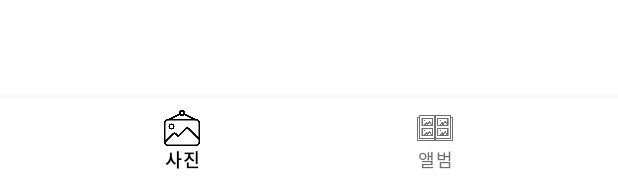
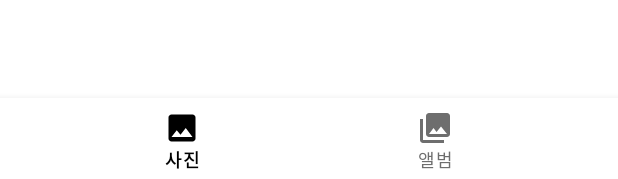
Before and after one commit to hir0122/FacebookGallery, an Android app: the layout activity_main.xml on its own in the app's theme, with its tools: preview values and no code run, on a phone screen of 412 x 824 dp. Shown: the part 1054-1233 px from the top of the screen. Run offline under Robolectric (Android 15) with nearby library versions, the phone set to English and light mode, and no system bars.

Commit message:
navigation 오류 수정

```diff
--- /dev/null
+++ b/app/src/main/res/drawable/ic_baseline_photo_24.xml
@@ -0,0 +1,10 @@
+<vector xmlns:android="http://schemas.android.com/apk/res/android"
+    android:width="24dp"
+    android:height="24dp"
+    android:viewportWidth="24"
+    android:viewportHeight="24"
+    android:tint="?attr/colorControlNormal">
+  <path
+      android:fillColor="@android:color/white"
+      android:pathData="M21,19V5c0,-1.1 -0.9,-2 -2,-2H5c-1.1,0 -2,0.9 -2,2v14c0,1.1 0.9,2 2,2h14c1.1,0 2,-0.9 2,-2zM8.5,13.5l2.5,3.01L14.5,12l4.5,6H5l3.5,-4.5z"/>
+</vector>
--- /dev/null
+++ b/app/src/main/res/drawable/ic_baseline_photo_library_24.xml
@@ -0,0 +1,10 @@
+<vector xmlns:android="http://schemas.android.com/apk/res/android"
+    android:width="24dp"
+    android:height="24dp"
+    android:viewportWidth="24"
+    android:viewportHeight="24"
+    android:tint="?attr/colorControlNormal">
+  <path
+      android:fillColor="@android:color/white"
+      android:pathData="M22,16L22,4c0,-1.1 -0.9,-2 -2,-2L8,2c-1.1,0 -2,0.9 -2,2v12c0,1.1 0.9,2 2,2h12c1.1,0 2,-0.9 2,-2zM11,12l2.03,2.71L16,11l4,5L8,16l3,-4zM2,6v14c0,1.1 0.9,2 2,2h14v-2L4,20L4,6L2,6z"/>
+</vector>
--- a/app/src/main/res/layout/activity_main.xml
+++ b/app/src/main/res/layout/activity_main.xml
@@ -7,15 +7,7 @@
     android:orientation="vertical"
     tools:context=".MainActivity">
 
-    <FrameLayout
-        android:id="@+id/frameLayout"
-        android:layout_width="match_parent"
-        android:layout_height="match_parent"
-        app:layout_constraintBottom_toTopOf="@id/bottom_navigation"
-        app:layout_constraintStart_toStartOf="parent"
-        app:layout_constraintEnd_toEndOf="parent"
-        app:layout_constraintTop_toTopOf="parent"
-        />
+
     <com.google.android.material.bottomnavigation.BottomNavigationView
         android:id="@+id/bottom_navigation"
         android:layout_width="match_parent"
@@ -28,4 +20,14 @@
         app:layout_constraintEnd_toEndOf="parent"
         app:layout_constraintBottom_toBottomOf="parent"
         />
+
+    <FrameLayout
+        android:id="@+id/frameLayout"
+        android:layout_width="match_parent"
+        android:layout_height="0dp"
+        app:layout_constraintBottom_toTopOf="@id/bottom_navigation"
+        app:layout_constraintStart_toStartOf="parent"
+        app:layout_constraintEnd_toEndOf="parent"
+        app:layout_constraintTop_toTopOf="parent"
+        />
 </androidx.constraintlayout.widget.ConstraintLayout>
--- a/app/src/main/res/menu/bottom_navigation_menu.xml
+++ b/app/src/main/res/menu/bottom_navigation_menu.xml
@@ -3,11 +3,11 @@
     <item
         android:id="@+id/PHOTO_ITEM"
         android:enabled="true"
-        android:icon="@drawable/photo"
+        android:icon="@drawable/ic_baseline_photo_24"
         android:title="@string/MAIN_PHOTO_MENU_STRING" />
     <item
         android:id="@+id/GALLERY_ITEM"
         android:enabled="true"
-        android:icon="@drawable/album"
+        android:icon="@drawable/ic_baseline_photo_library_24"
         android:title="@string/MAIN_GALLERY_MENU_STRING" />
 </menu>
```
Also changed, not shown: app/src/main/java/com/app/galleryapp/Fragment/AlbumMainFragment.java (+10 -2 lines), app/src/main/java/com/app/galleryapp/Fragment/PhotoMainFragment.java (+10 -2 lines), app/src/main/java/com/app/galleryapp/MainActivity.java (+40 -22 lines).
